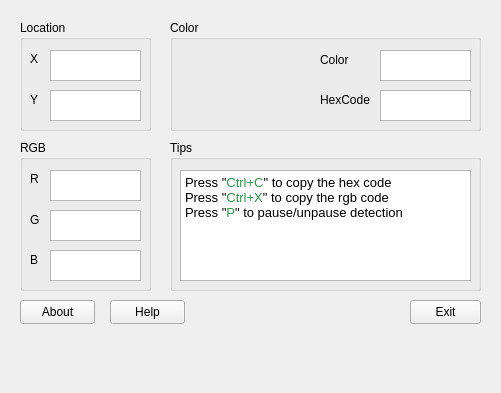
Before: the Qt Designer form src/mainwindow.ui in gdarko/ColorPicker, drawn with Qt 5.
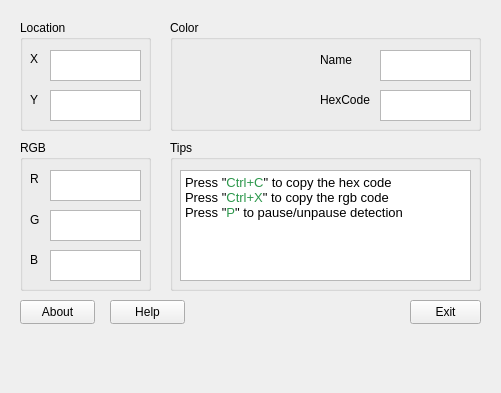
After: the same form once the commit is applied. Icons and pictures are not drawn.

Commit message: Fix wrong position on multi-monitor setup

```diff
--- a/src/mainwindow.ui
+++ b/src/mainwindow.ui
@@ -223,7 +223,7 @@
       </rect>
      </property>
      <property name="text">
-      <string>Color</string>
+      <string>Name</string>
      </property>
     </widget>
     <widget class="QTextEdit" name="colorName">
```
The commit also changes 2 other files.
